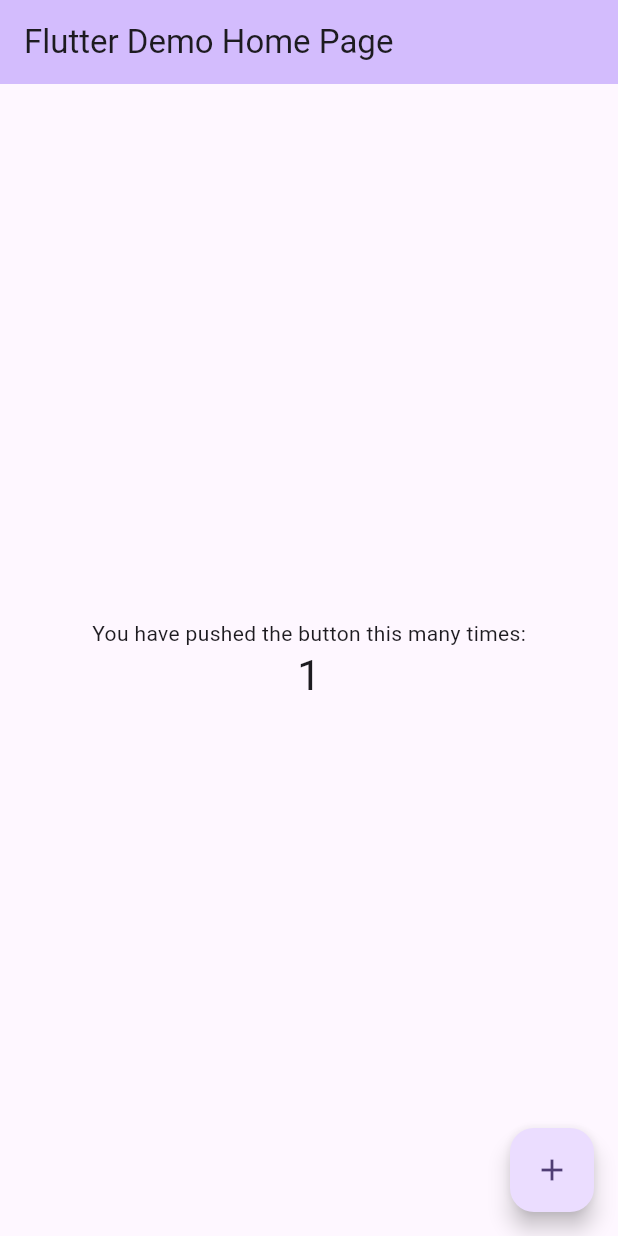
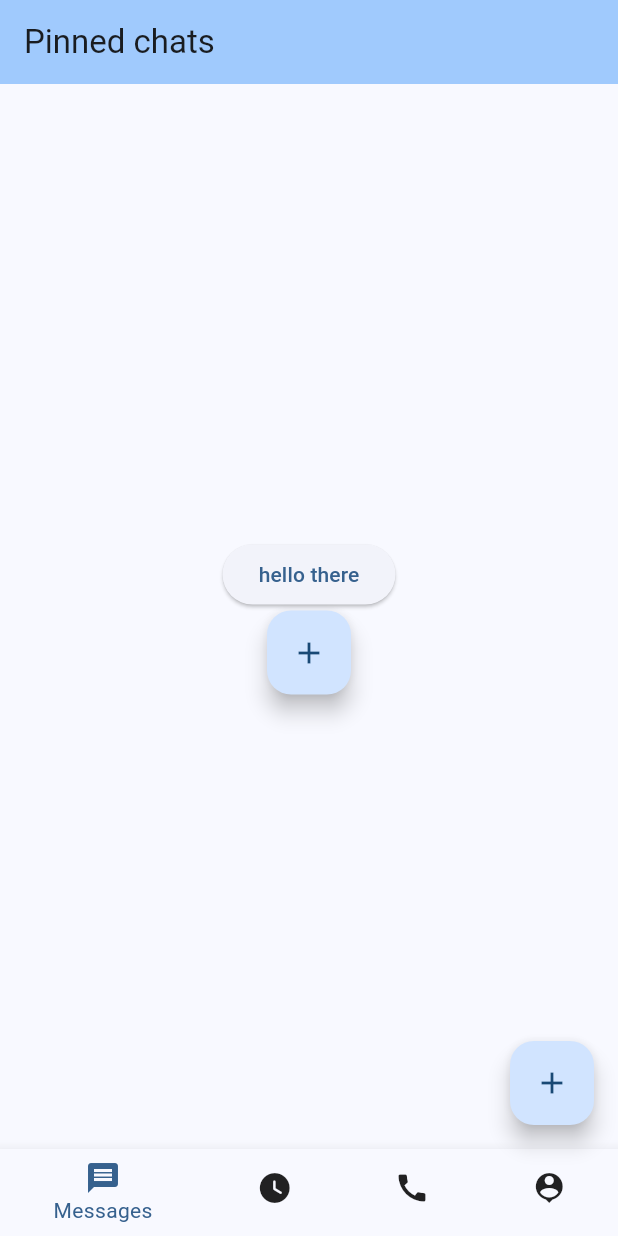
Before and after one commit to mtbelkebir/messagingapp, a Flutter app: the screen it shows after launch, after a tap on the "add" icon, on a phone screen of 412 x 824 dp. Run offline on Flutter 3.47's test engine with Material 3 defaults, Android fonts, the phone set to English and light mode, and no system bars.

Commit message:
added a navbar widjet and plastered it on the main page ( no functionnality yet )

```diff
--- a/lib/main.dart
+++ b/lib/main.dart
@@ -13,40 +13,16 @@ class MyApp extends StatelessWidget {
     return MaterialApp(
       title: 'Flutter Demo',
       theme: ThemeData(
-        // This is the theme of your application.
-        //
-        // TRY THIS: Try running your application with "flutter run". You'll see
-        // the application has a purple toolbar. Then, without quitting the app,
-        // try changing the seedColor in the colorScheme below to Colors.green
-        // and then invoke "hot reload" (save your changes or press the "hot
-        // reload" button in a Flutter-supported IDE, or press "r" if you used
-        // the command line to start the app).
-        //
-        // Notice that the counter didn't reset back to zero; the application
-        // state is not lost during the reload. To reset the state, use hot
-        // restart instead.
-        //
-        // This works for code too, not just values: Most code changes can be
-        // tested with just a hot reload.
-        colorScheme: ColorScheme.fromSeed(seedColor: Colors.deepPurple),
+        colorScheme: ColorScheme.fromSeed(seedColor: Colors.blue),
         useMaterial3: true,
       ),
-      home: const MyHomePage(title: 'Flutter Demo Home Page'),
+      home: const MyHomePage(title: 'Pinned chats'),
     );
   }
 }
 
 class MyHomePage extends StatefulWidget {
   const MyHomePage({super.key, required this.title});
-
-  // This widget is the home page of your application. It is stateful, meaning
-  // that it has a State object (defined below) that contains fields that affect
-  // how it looks.
-
-  // This class is the configuration for the state. It holds the values (in this
-  // case the title) provided by the parent (in this case the App widget) and
-  // used by the build method of the State. Fields in a Widget subclass are
-  // always marked "final".
 
   final String title;
 
@@ -59,67 +35,72 @@ class _MyHomePageState extends State<MyHomePage> {
 
   void _incrementCounter() {
     setState(() {
-      // This call to setState tells the Flutter framework that something has
-      // changed in this State, which causes it to rerun the build method below
-      // so that the display can reflect the updated values. If we changed
-      // _counter without calling setState(), then the build method would not be
-      // called again, and so nothing would appear to happen.
       _counter++;
     });
   }
 
   @override
   Widget build(BuildContext context) {
-    // This method is rerun every time setState is called, for instance as done
-    // by the _incrementCounter method above.
-    //
-    // The Flutter framework has been optimized to make rerunning build methods
-    // fast, so that you can just rebuild anything that needs updating rather
-    // than having to individually change instances of widgets.
     return Scaffold(
       appBar: AppBar(
-        // TRY THIS: Try changing the color here to a specific color (to
-        // Colors.amber, perhaps?) and trigger a hot reload to see the AppBar
-        // change color while the other colors stay the same.
         backgroundColor: Theme.of(context).colorScheme.inversePrimary,
-        // Here we take the value from the MyHomePage object that was created by
-        // the App.build method, and use it to set our appbar title.
         title: Text(widget.title),
       ),
       body: Center(
-        // Center is a layout widget. It takes a single child and positions it
-        // in the middle of the parent.
         child: Column(
-          // Column is also a layout widget. It takes a list of children and
-          // arranges them vertically. By default, it sizes itself to fit its
-          // children horizontally, and tries to be as tall as its parent.
-          //
-          // Column has various properties to control how it sizes itself and
-          // how it positions its children. Here we use mainAxisAlignment to
-          // center the children vertically; the main axis here is the vertical
-          // axis because Columns are vertical (the cross axis would be
-          // horizontal).
-          //
-          // TRY THIS: Invoke "debug painting" (choose the "Toggle Debug Paint"
-          // action in the IDE, or press "p" in the console), to see the
-          // wireframe for each widget.
           mainAxisAlignment: MainAxisAlignment.center,
-          children: <Widget>[
-            const Text(
-              'You have pushed the button this many times:',
-            ),
-            Text(
-              '$_counter',
-              style: Theme.of(context).textTheme.headlineMedium,
+          children: [
+            ElevatedButton(onPressed: () {}, child: Text('hello there')),
+            FloatingActionButton(
+              onPressed: () {},
+              child: const Icon(Icons.add),
             ),
           ],
         ),
       ),
+      bottomNavigationBar: navbar(),
       floatingActionButton: FloatingActionButton(
         onPressed: _incrementCounter,
         tooltip: 'Increment',
         child: const Icon(Icons.add),
-      ), // This trailing comma makes auto-formatting nicer for build methods.
+      ),
     );
   }
 }
+
+class navbar extends StatefulWidget {
+  const navbar({
+    super.key,
+  });
+
+  @override
+  State<navbar> createState() => _navbarState();
+}
+
+class _navbarState extends State<navbar> {
+  int _selectedindex = 0;
+
+  void _onPress(int index) {
+    setState(() {
+      _selectedindex = index;
+    });
+  }
+
+  @override
+  Widget build(BuildContext context) {
+    final ThemeData theme = Theme.of(context);
+    return BottomNavigationBar(
+      items: const [
+        BottomNavigationBarItem(icon: Icon(Icons.message), label: 'Messages'),
+        BottomNavigationBarItem(
+            icon: Icon(Icons.watch_later_rounded), label: 'Messages'),
+        BottomNavigationBarItem(icon: Icon(Icons.call), label: 'Messages'),
+        BottomNavigationBarItem(icon: Icon(Icons.person_pin), label: 'Messages')
+      ],
+      selectedItemColor: Theme.of(context).colorScheme.primary,
+      currentIndex: _selectedindex,
+      onTap: _onPress,
+      unselectedIconTheme: theme.iconTheme,
+    );
+  }
+}
```
Also changed, not shown: 1 other file.
